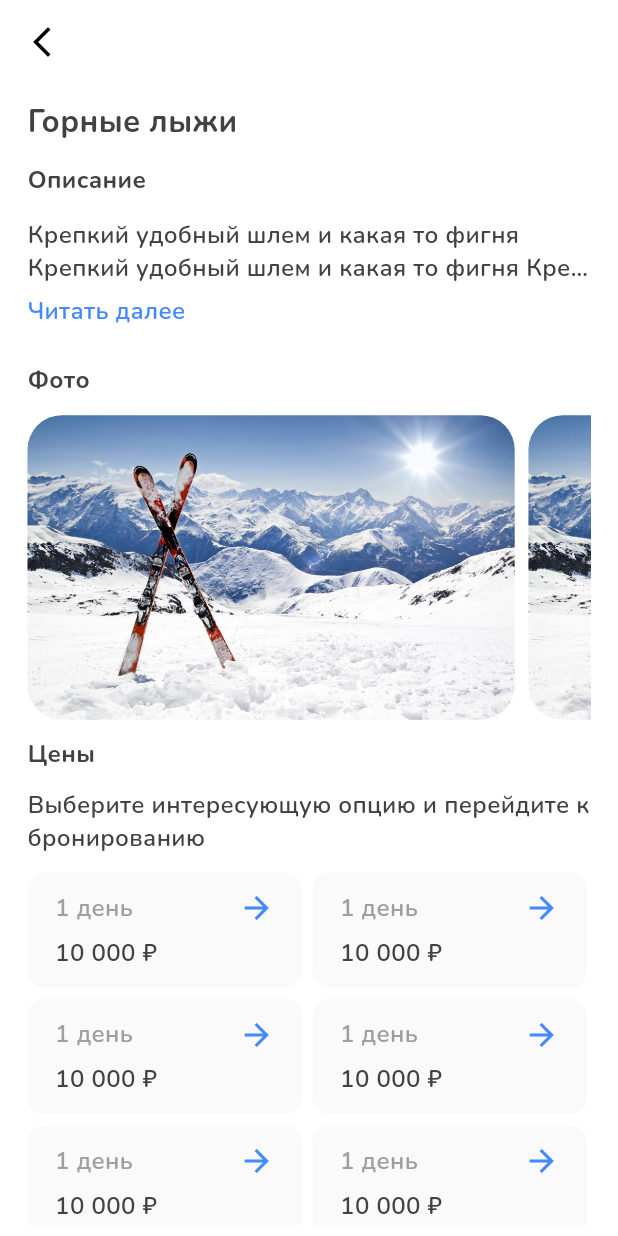
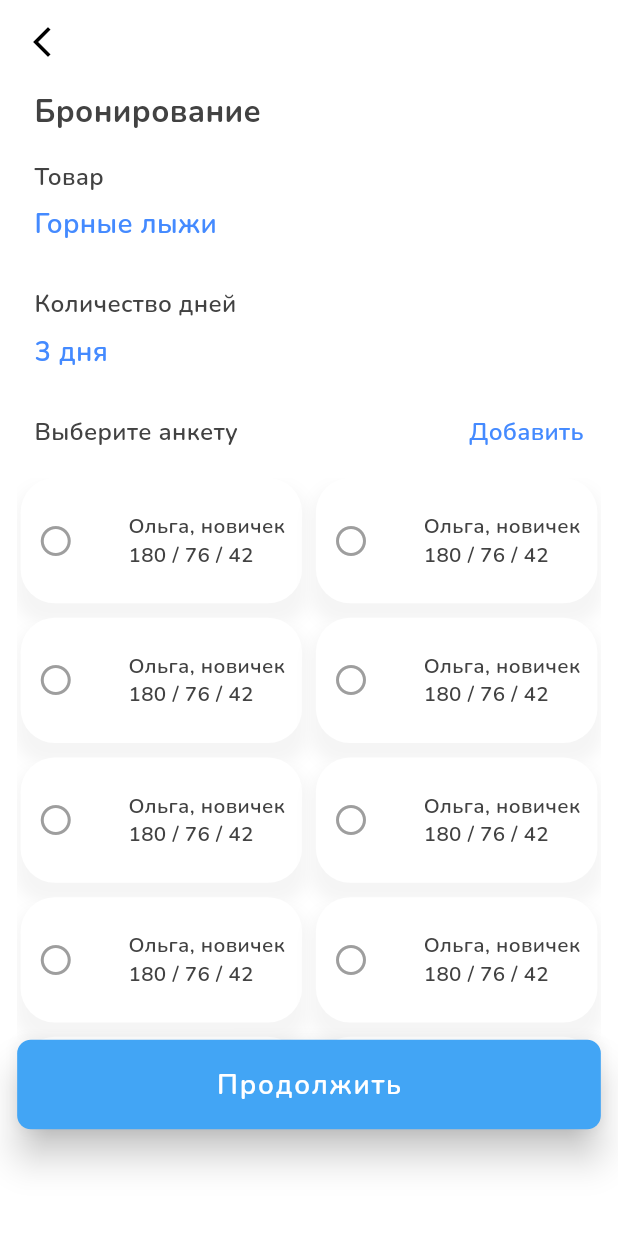
Before and after one commit to RedFox802/Flutter-Ski-Equipment-App, a Flutter app: the EquipmentScreen screen opened directly, after a tap on the "arrow forward" icon, on a phone screen of 412 x 824 dp. Run offline on Flutter 3.47's test engine with Material 2 defaults, Android fonts, the phone set to English and light mode, and no system bars; our stand-ins replace firebase_auth, firebase_core, flutter_bloc, flutter_screenutil, flutter_svg, fluttertoast and 4 more; missing offline and left inert: easy_autocomplete; accounts and stored records are empty.

Commit message:
дизайн страницы бронирования

```diff
--- /dev/null
+++ b/lib/features/booking_page/presentation/components/questionnaire_container.dart
@@ -0,0 +1,59 @@
+import 'package:equipment/components/app_text_styles.dart';
+import 'package:flutter/material.dart';
+import 'package:flutter_screenutil/flutter_screenutil.dart';
+
+class QuestionnaireContainer2 extends StatelessWidget {
+  const QuestionnaireContainer2({Key? key}) : super(key: key);
+
+  @override
+  Widget build(BuildContext context) {
+    return Column(
+      children: [
+        Container(
+          width: MediaQuery.of(context).size.width / 2 - 16.w,
+          height: 70.h,
+          decoration: BoxDecoration(
+            color: Colors.white,
+            borderRadius: BorderRadius.circular(20.r),
+            boxShadow: [
+              BoxShadow(
+                color: Colors.grey.shade100,
+                blurRadius: 8,
+                spreadRadius: 4,
+                offset: const Offset(0, 10),
+              ),
+            ],
+          ),
+          child: Padding(
+            padding: EdgeInsets.symmetric(horizontal: 10.w),
+            child: Row(
+              mainAxisAlignment: MainAxisAlignment.spaceBetween,
+              children: [
+                Icon(
+                  Icons.circle_outlined,
+                  color: Colors.grey.shade500,
+                ),
+                Column(
+                  crossAxisAlignment: CrossAxisAlignment.start,
+                  mainAxisAlignment: MainAxisAlignment.center,
+                  children: [
+                    Text(
+                      'Ольга, новичек',
+                      style: AppTextStyle.nunitoW600S12,
+                    ),
+                    SizedBox(width: 6.w),
+                    Text(
+                      '180 / 76 / 42',
+                      style: AppTextStyle.nunitoW600S12,
+                    ),
+                  ],
+                )
+              ],
+            ),
+          ),
+        ),
+        SizedBox(height: 8.h),
+      ],
+    );
+  }
+}
--- /dev/null
+++ b/lib/features/booking_page/presentation/screens/booking_screen.dart
@@ -0,0 +1,106 @@
+import 'package:equipment/components/app_text_styles.dart';
+import 'package:equipment/components/default_app_bar.dart';
+import 'package:flutter/material.dart';
+import 'package:flutter_screenutil/flutter_screenutil.dart';
+
+import '../../../../components/app_blue_button.dart';
+import '../components/questionnaire_container.dart';
+
+class BookingScreen extends StatelessWidget {
+  const BookingScreen({Key? key}) : super(key: key);
+
+  @override
+  Widget build(BuildContext context) {
+    return Scaffold(
+      backgroundColor: Colors.white,
+      appBar: const DefaultAppBar(),
+      body: Padding(
+        padding: EdgeInsets.symmetric(horizontal: 10.w),
+        child: Column(
+          crossAxisAlignment: CrossAxisAlignment.start,
+          children: [
+            Padding(
+              padding: EdgeInsets.symmetric(horizontal: 10.w),
+              child: Column(
+                crossAxisAlignment: CrossAxisAlignment.start,
+                children: [
+                  Text(
+                    'Бронирование',
+                    style: AppTextStyle.nunitoW700S18,
+                  ),
+                  Padding(
+                    padding: EdgeInsets.only(top: 16.h, bottom: 6.h),
+                    child: Text(
+                      'Товар',
+                      style: AppTextStyle.nunitoW600S14,
+                    ),
+                  ),
+                  GestureDetector(
+                    child: Text(
+                      'Горные лыжи',
+                      style: AppTextStyle.nunitoW600S16
+                          .copyWith(color: Colors.blueAccent),
+                    ),
+                  ),
+                  Padding(
+                    padding: EdgeInsets.only(top: 26.h, bottom: 6.h),
+                    child: Text(
+                      'Количество дней',
+                      style: AppTextStyle.nunitoW600S14,
+                    ),
+                  ),
+                  GestureDetector(
+                    child: Text(
+                      '3 дня',
+                      style: AppTextStyle.nunitoW600S16
+                          .copyWith(color: Colors.blueAccent),
+                    ),
+                  ),
+                  Padding(
+                    padding: EdgeInsets.only(top: 26.h, bottom: 6.h),
+                    child: Row(
+                      mainAxisAlignment: MainAxisAlignment.spaceBetween,
+                      children: [
+                        Text(
+                          'Выберите анкету',
+                          style: AppTextStyle.nunitoW600S14,
+                        ),
+                        GestureDetector(
+                          child: Text(
+                            'Добавить',
+                            style: AppTextStyle.nunitoW600S14
+                                .copyWith(color: Colors.blueAccent),
+                          ),
+                        ),
+                      ],
+                    ),
+                  ),
+                ],
+              ),
+            ),
+            SizedBox(height: 10.h),
+            SizedBox(
+              height: MediaQuery.of(context).size.height / 2.2,
+              child: ListView(
+                children: [
+                  Wrap(
+                    alignment: WrapAlignment.center,
+                    spacing: 8.w,
+                    children: [
+                      for (int i = 0; i < 10; i++)
+                        const QuestionnaireContainer2(),
+                    ],
+                  )
+                ],
+              ),
+            ),
+            AppBlueButton(
+              text: 'Продолжить',
+              onPressed: () {},
+            ),
+          ],
+        ),
+      ),
+    );
+  }
+}
--- a/lib/features/equipment_page/presentation/components/coast_container.dart
+++ b/lib/features/equipment_page/presentation/components/coast_container.dart
@@ -2,7 +2,7 @@ import 'package:equipment/components/app_text_styles.dart';
 import 'package:flutter/material.dart';
 import 'package:flutter_screenutil/flutter_screenutil.dart';
 
-import '../../../equipment_page/presentation/screens/equipment_screen.dart';
+import '../../../booking_page/presentation/screens/booking_screen.dart';
 
 class CoastContainer extends StatelessWidget {
   const CoastContainer({
@@ -37,7 +37,7 @@ class CoastContainer extends StatelessWidget {
                       Navigator.push(
                         context,
                         MaterialPageRoute(
-                          builder: ((_) => const EquipmentScreen()),
+                          builder: ((_) => const BookingScreen()),
                         ),
                       );
                     },
```
